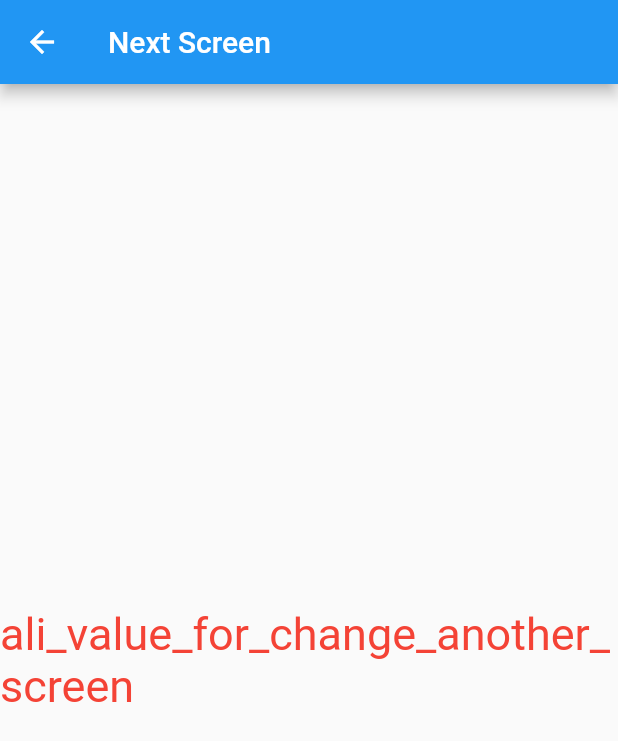
After one commit to ali-sojib/Flutter-GetX-Utils, a Flutter app: the Home screen opened by its route, after a tap on "Next Screen", on a phone screen of 412 x 824 dp. The commit adds this screen. Shown: the top 741 px of the screen. Run offline on Flutter 3.47's test engine with Material 2 defaults, Android fonts, the phone set to English and light mode, and no system bars; our stand-ins replace get.

Commit message:
getx Named route navegation with passing data

```diff
--- a/lib/getx_route_navigation_Named/getx_home.dart
+++ b/lib/getx_route_navigation_Named/getx_home.dart
@@ -17,37 +17,38 @@ class Home extends StatelessWidget {
               "This is Home Screen",
               style: TextStyle(color: Colors.purpleAccent, fontSize: 30),
             ),
-            SizedBox(
+            const SizedBox(
               height: 8,
             ),
-            RaisedButton(
-              child: Text(
+            ElevatedButton(
+              style: ElevatedButton.styleFrom(primary: Colors.lightBlue),
+              child: const Text(
                 "Next Screen",
-                style: TextStyle(fontSize: 18),
+                style: TextStyle(
+                  fontSize: 18,
+                  color: Colors.white,
+                ),
               ),
-              color: Colors.lightBlue,
-              textColor: Colors.white,
               onPressed: () {
-                Get.toNamed("/nextScreen");
-
-                //Get.toNamed("/nextScreen/1234");
+                // Get.toNamed("/nextScreen");
+                Get.toNamed("/nextScreen/ali_value_for_change_another_screen");
+                //
               },
             ),
-            SizedBox(
+            const SizedBox(
               height: 8,
             ),
-            RaisedButton(
-              child: Text(
+            ElevatedButton(
+              style: ElevatedButton.styleFrom(primary: Colors.lightBlue),
+              child: const Text(
                 "Back to Main",
-                style: TextStyle(fontSize: 18),
+                style: TextStyle(fontSize: 18, color: Colors.white),
               ),
-              color: Colors.lightBlue,
-              textColor: Colors.white,
               onPressed: () {
                 Get.back();
               },
             ),
-            SizedBox(
+            const SizedBox(
               height: 8,
             ),
             // Text(
--- /dev/null
+++ b/lib/getx_route_navigation_Named/getx_next_screen.dart
@@ -0,0 +1,25 @@
+import 'package:flutter/material.dart';
+import 'package:get/get.dart';
+
+class NextScreen extends StatelessWidget {
+  @override
+  Widget build(BuildContext context) {
+    return Scaffold(
+      appBar: AppBar(
+        title: const Text("Next Screen"),
+      ),
+      body: Center(
+        child:
+            // Text(
+            //   "This is next screen",
+            //   style: TextStyle(color: Colors.red, fontSize: 30),
+            // ),
+
+            Text(
+          "${Get.parameters['someValue']}",
+          style: TextStyle(color: Colors.red, fontSize: 30),
+        ),
+      ),
+    );
+  }
+}
```
Also changed, not shown: lib/getx_route_navigation_Named/getx_mian.dart (deleted, +0 -62 lines), lib/getx_route_navigation_Named/getx_mian_named.dart (added, +62 -0 lines), lib/getx_route_navigation_unNamed/getx_home.dart (+4 -4 lines), lib/getx_route_navigation_unNamed/getx_mian.dart (+6 -6 lines), lib/main.dart (+33 -9 lines).
